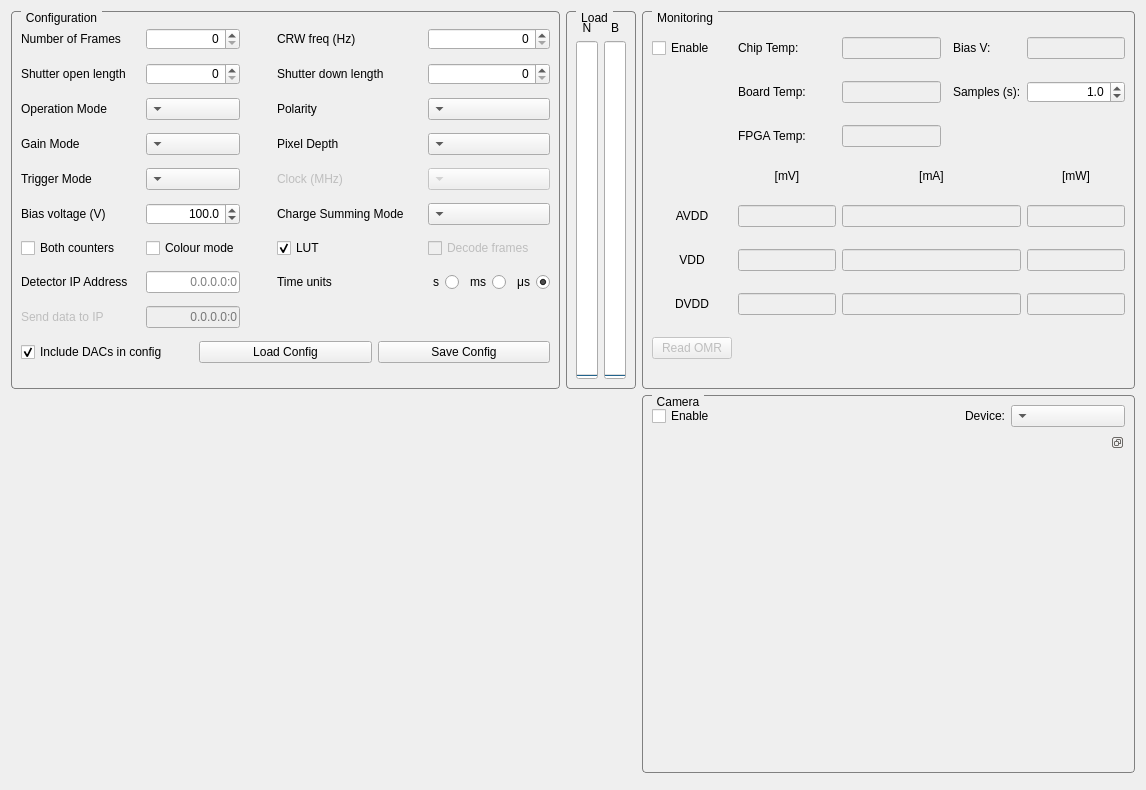
This is SpidrMpx3Eq/qcstmconfigmonitoring.ui in navrit/dexter as Qt 5 draws it before an edit. The edited form follows.
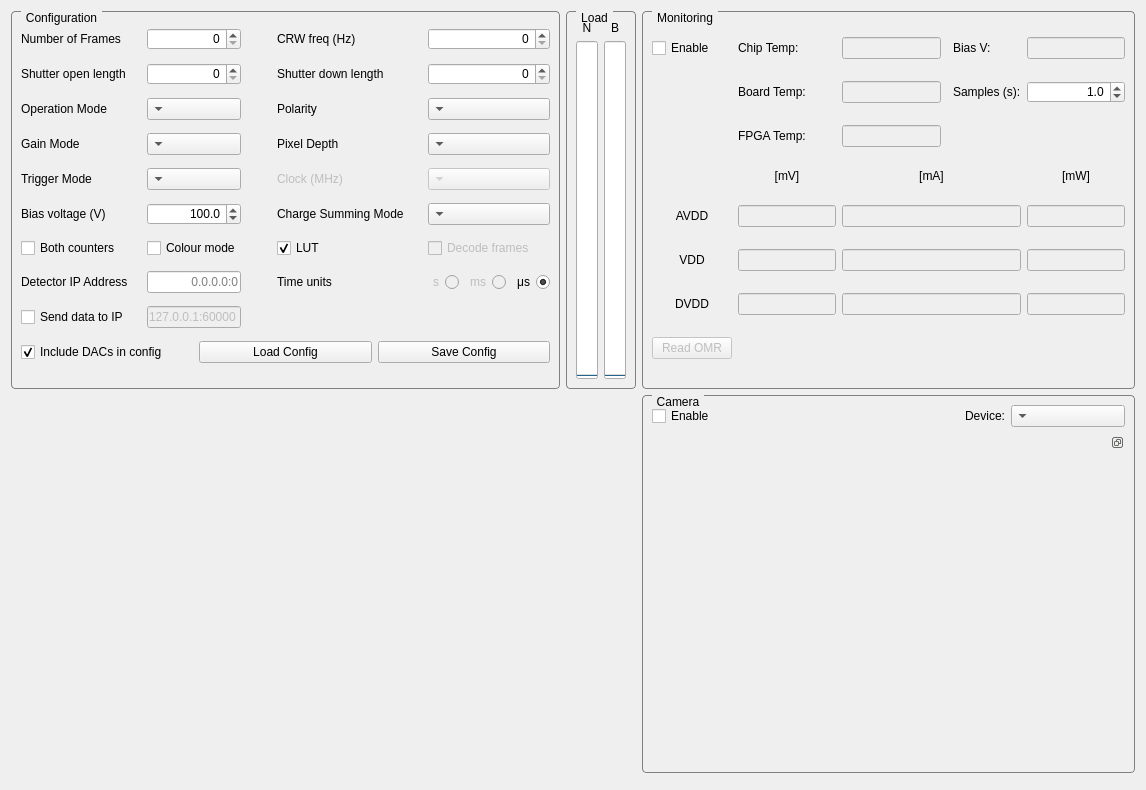
This is the edited form.

Commit message: Preparation for sending images over network

```diff
--- a/SpidrMpx3Eq/qcstmconfigmonitoring.ui
+++ b/SpidrMpx3Eq/qcstmconfigmonitoring.ui
@@ -397,6 +397,9 @@
          <layout class="QHBoxLayout" name="horizontalLayout_4">
           <item>
            <widget class="QRadioButton" name="radioButtonS">
+            <property name="enabled">
+             <bool>false</bool>
+            </property>
             <property name="layoutDirection">
              <enum>Qt::RightToLeft</enum>
             </property>
@@ -407,6 +410,9 @@
           </item>
           <item>
            <widget class="QRadioButton" name="radioButtonMS">
+            <property name="enabled">
+             <bool>false</bool>
+            </property>
             <property name="layoutDirection">
              <enum>Qt::RightToLeft</enum>
             </property>
@@ -458,21 +464,14 @@
           </item>
          </layout>
         </item>
-        <item row="8" column="0">
-         <widget class="QLabel" name="label_12">
-          <property name="enabled">
-           <bool>false</bool>
-          </property>
-          <property name="text">
-           <string>Send data to IP</string>
-          </property>
-         </widget>
-        </item>
         <item row="8" column="3">
          <widget class="QLineEdit" name="sendDataToIPlineEdit">
           <property name="enabled">
            <bool>false</bool>
           </property>
+          <property name="text">
+           <string>127.0.0.1:60000</string>
+          </property>
           <property name="alignment">
            <set>Qt::AlignRight|Qt::AlignTrailing|Qt::AlignVCenter</set>
           </property>
@@ -481,6 +480,13 @@
           </property>
          </widget>
         </item>
+        <item row="8" column="0">
+         <widget class="QCheckBox" name="checkBox_sendDataToIP">
+          <property name="text">
+           <string>Send data to IP</string>
+          </property>
+         </widget>
+        </item>
        </layout>
        <zorder>label_3</zorder>
        <zorder>operationModeComboBox</zorder>
```
Left out of the diff: 2 changed lines with no effect on the pictures. The commit also changes 2 other files.
